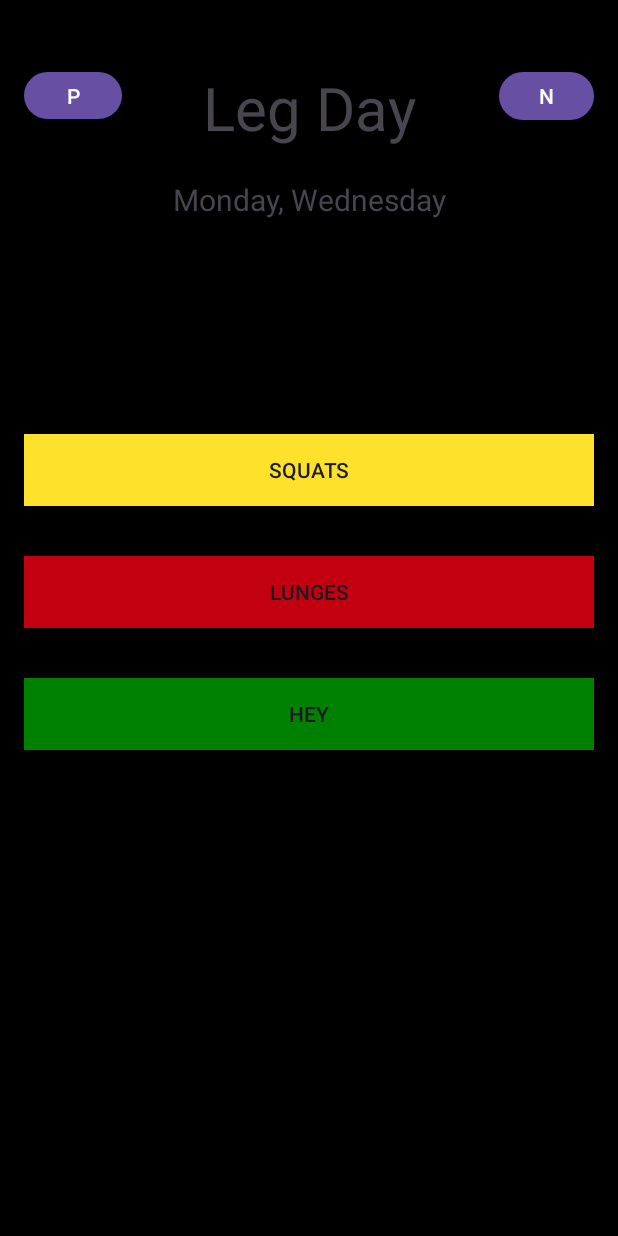
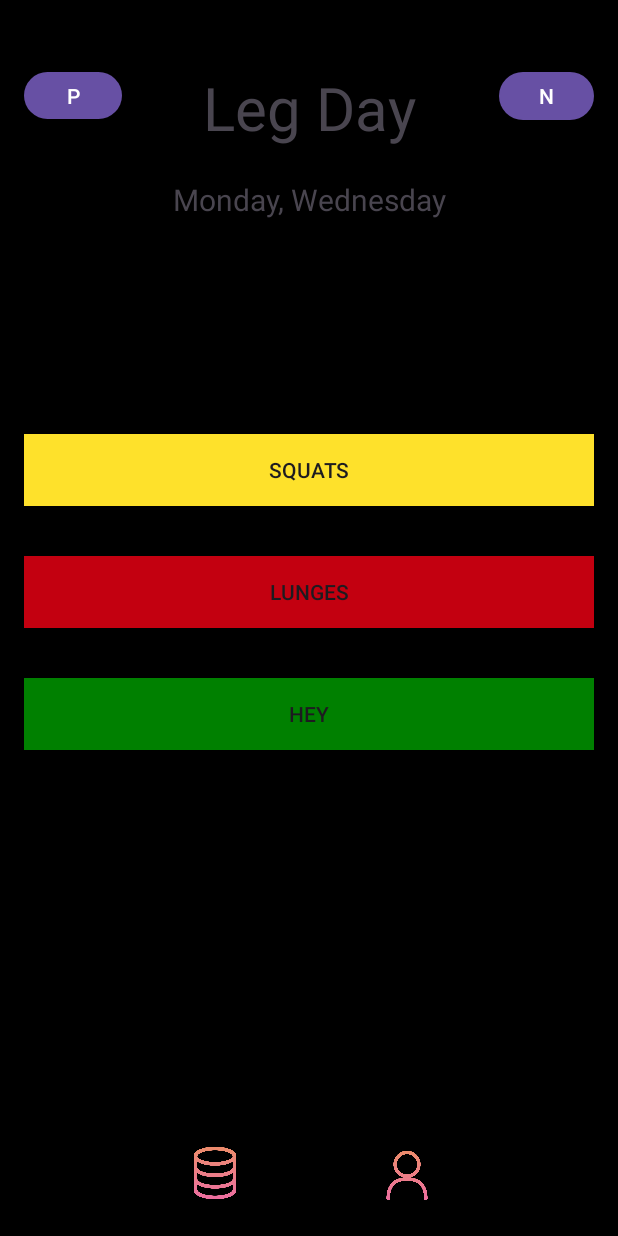
Before and after one commit to phamkevinusa/FITData, an Android app: the screen it shows after launch (MainActivity), on a phone screen of 412 x 824 dp. Run offline under Robolectric (Android 15) with nearby library versions, the phone set to English and light mode, and no system bars.

Commit message:
Added Logo,Database and User Icons alongside a activity_main2.xml as a mockup Log In screen (functionality needed)

```diff
--- a/app/src/main/res/layout/activity_main.xml
+++ b/app/src/main/res/layout/activity_main.xml
@@ -70,5 +70,28 @@
         app:layout_constraintTop_toTopOf="parent"
         app:layout_constraintVertical_bias="0.15" />
 
+    <ImageView
+        android:id="@+id/imageView"
+        android:layout_width="36dp"
+        android:layout_height="41dp"
+        app:layout_constraintBottom_toBottomOf="parent"
+        app:layout_constraintEnd_toStartOf="@+id/imageView2"
+        app:layout_constraintHorizontal_bias="0.574"
+        app:layout_constraintStart_toStartOf="parent"
+        app:layout_constraintTop_toTopOf="parent"
+        app:layout_constraintVertical_bias="0.973"
+        app:srcCompat="@drawable/database_icon_fit_data" />
+
+    <ImageView
+        android:id="@+id/imageView2"
+        android:layout_width="33dp"
+        android:layout_height="43dp"
+        android:layout_marginEnd="124dp"
+        app:layout_constraintBottom_toBottomOf="parent"
+        app:layout_constraintEnd_toEndOf="parent"
+        app:layout_constraintTop_toTopOf="parent"
+        app:layout_constraintVertical_bias="0.976"
+        app:srcCompat="@drawable/user_icon_fit_data" />
+
 
 </androidx.constraintlayout.widget.ConstraintLayout>
```
Also changed, not shown: app/src/main/res/layout/activity_main2.xml (added, +114 -0 lines), app/src/main/res/drawable/database_icon_fit_data.png (added), app/src/main/res/drawable/fit_data_logo.png (added), app/src/main/res/drawable/user_icon_fit_data.png (added).
